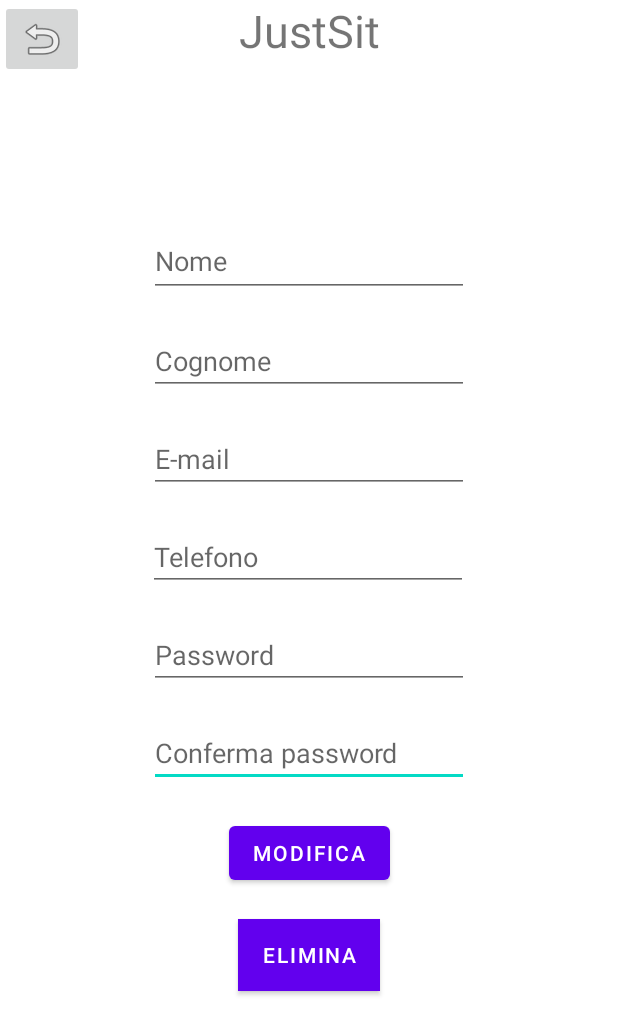
After one commit to CappeXII/prog_mobile, an Android app: the layout activity_vista_modifica_utente.xml on its own in the app's theme, with its tools: preview values and no code run, on a phone screen of 412 x 824 dp. The commit adds this screen. Shown: the top 1035 px of the screen. Run offline under Robolectric (Android 15) with nearby library versions, the phone set to English and light mode, and no system bars.

Commit message:
near ending utente

```diff
--- a/JustSit/app/src/main/AndroidManifest.xml
+++ b/JustSit/app/src/main/AndroidManifest.xml
@@ -9,6 +9,11 @@
         android:roundIcon="@mipmap/ic_launcher_round"
         android:supportsRtl="true"
         android:theme="@style/Theme.JustSit">
+        <activity
+            android:name=".views.VistaModificaUtente"
+            android:exported="false"
+            android:label="@string/title_activity_vista_modifica_utente"
+            android:theme="@style/Theme.JustSit.NoActionBar" />
         <activity
             android:name=".views.VistaModifica_Utente"
             android:exported="false"
--- a/JustSit/app/src/main/java/com/example/justsit/viewmodels/GestoreUtente.kt
+++ b/JustSit/app/src/main/java/com/example/justsit/viewmodels/GestoreUtente.kt
@@ -9,7 +9,7 @@ import com.example.justsit.models.Utente
 
 class GestoreUtente(application: Application):AndroidViewModel(application) {
     private val db = Database.getInstance(application)
-    private val _utente=MutableLiveData(Utente("", "", "", "", "", "", ""))
+    private val _utente=MutableLiveData(Utente("", "", "", "", "", ""))
     val utente:LiveData<Utente>
     get()=_utente
     private val _utenteList=MutableLiveData(listOf<Utente>())
--- /dev/null
+++ b/JustSit/app/src/main/res/layout/activity_vista_modifica_utente.xml
@@ -0,0 +1,122 @@
+<?xml version="1.0" encoding="utf-8"?>
+<androidx.constraintlayout.widget.ConstraintLayout
+    xmlns:android="http://schemas.android.com/apk/res/android"
+    xmlns:app="http://schemas.android.com/apk/res-auto"
+    xmlns:tools="http://schemas.android.com/tools"
+    android:layout_width="match_parent"
+    android:layout_height="match_parent"
+    tools:context=".views.VistaModificaUtente">
+
+    <Button
+        android:id="@+id/utente_modifica"
+        android:layout_width="wrap_content"
+        android:layout_height="wrap_content"
+        android:layout_marginTop="20dp"
+        android:text="@string/modifica"
+        app:layout_constraintEnd_toEndOf="parent"
+        app:layout_constraintStart_toStartOf="parent"
+        app:layout_constraintTop_toBottomOf="@+id/utente_conferma_password_update" />
+
+    <EditText
+        android:id="@+id/utente_conferma_password_update"
+        android:layout_width="wrap_content"
+        android:layout_height="wrap_content"
+        android:layout_marginTop="20dp"
+        android:ems="10"
+        android:hint="@string/conferma_password"
+        android:inputType="textPassword"
+        app:layout_constraintEnd_toEndOf="parent"
+        app:layout_constraintStart_toStartOf="parent"
+        app:layout_constraintTop_toBottomOf="@+id/utente_password_update" />
+
+    <EditText
+        android:id="@+id/utente_password_update"
+        android:layout_width="wrap_content"
+        android:layout_height="wrap_content"
+        android:layout_marginTop="20dp"
+        android:ems="10"
+        android:hint="@string/password"
+        android:inputType="textPassword"
+        app:layout_constraintEnd_toEndOf="parent"
+        app:layout_constraintStart_toStartOf="parent"
+        app:layout_constraintTop_toBottomOf="@+id/utente_telefono_update" />
+
+    <EditText
+        android:id="@+id/utente_telefono_update"
+        android:layout_width="wrap_content"
+        android:layout_height="wrap_content"
+        android:layout_marginTop="20dp"
+        android:ems="10"
+        android:hint="@string/telefono"
+        android:inputType="textPersonName"
+        app:layout_constraintEnd_toEndOf="parent"
+        app:layout_constraintHorizontal_bias="0.497"
+        app:layout_constraintStart_toStartOf="parent"
+        app:layout_constraintTop_toBottomOf="@+id/utente_email_update" />
+
+    <EditText
+        android:id="@+id/utente_email_update"
+        android:layout_width="wrap_content"
+        android:layout_height="wrap_content"
+        android:layout_marginTop="20dp"
+        android:ems="10"
+        android:hint="@string/email"
+        android:inputType="textEmailAddress"
+        app:layout_constraintEnd_toEndOf="parent"
+        app:layout_constraintStart_toStartOf="parent"
+        app:layout_constraintTop_toBottomOf="@+id/utente_cognome_update" />
+
+    <EditText
+        android:id="@+id/utente_cognome_update"
+        android:layout_width="wrap_content"
+        android:layout_height="wrap_content"
+        android:layout_marginTop="20dp"
+        android:ems="10"
+        android:hint="@string/cognome"
+        android:inputType="textPersonName"
+        app:layout_constraintEnd_toEndOf="parent"
+        app:layout_constraintStart_toStartOf="parent"
+        app:layout_constraintTop_toBottomOf="@+id/utente_nome_update" />
+
+    <EditText
+        android:id="@+id/utente_nome_update"
+        android:layout_width="wrap_content"
+        android:layout_height="wrap_content"
+        android:layout_marginTop="150dp"
+        android:ems="10"
+        android:hint="@string/nome"
+        android:inputType="textPersonName"
+        android:minHeight="48dp"
+        app:layout_constraintEnd_toEndOf="parent"
+        app:layout_constraintStart_toStartOf="parent"
+        app:layout_constraintTop_toTopOf="@+id/modifica_utente_title" />
+
+    <TextView
+        android:id="@+id/modifica_utente_title"
+        android:layout_width="wrap_content"
+        android:layout_height="wrap_content"
+        android:text="@string/app_name"
+        android:textSize="30sp"
+        app:layout_constraintEnd_toEndOf="parent"
+        app:layout_constraintStart_toStartOf="parent"
+        app:layout_constraintTop_toTopOf="parent" />
+
+    <ImageButton
+        android:id="@+id/modifica_back"
+        android:layout_width="wrap_content"
+        android:layout_height="wrap_content"
+        app:layout_constraintStart_toStartOf="parent"
+        app:layout_constraintTop_toTopOf="parent"
+        app:srcCompat="@android:drawable/ic_menu_revert" />
+
+    <Button
+        android:id="@+id/utente_elimina"
+        android:layout_width="wrap_content"
+        android:layout_height="wrap_content"
+        android:layout_marginTop="20dp"
+        android:background="@android:color/holo_red_light"
+        android:text="@string/elimina"
+        app:layout_constraintEnd_toEndOf="parent"
+        app:layout_constraintStart_toStartOf="parent"
+        app:layout_constraintTop_toBottomOf="@+id/utente_modifica" />
+</androidx.constraintlayout.widget.ConstraintLayout>
```
Also changed, not shown: JustSit/app/src/main/java/com/example/justsit/views/VistaModificaUtente.kt (+41 -17 lines), JustSit/app/src/main/res/layout/utente_registrazione_fragment.xml (+7 -30 lines), JustSit/app/src/main/res/navigation/nav_graph5.xml (added, +28 -0 lines), JustSit/app/src/main/res/values/strings.xml (+2 -10 lines).
